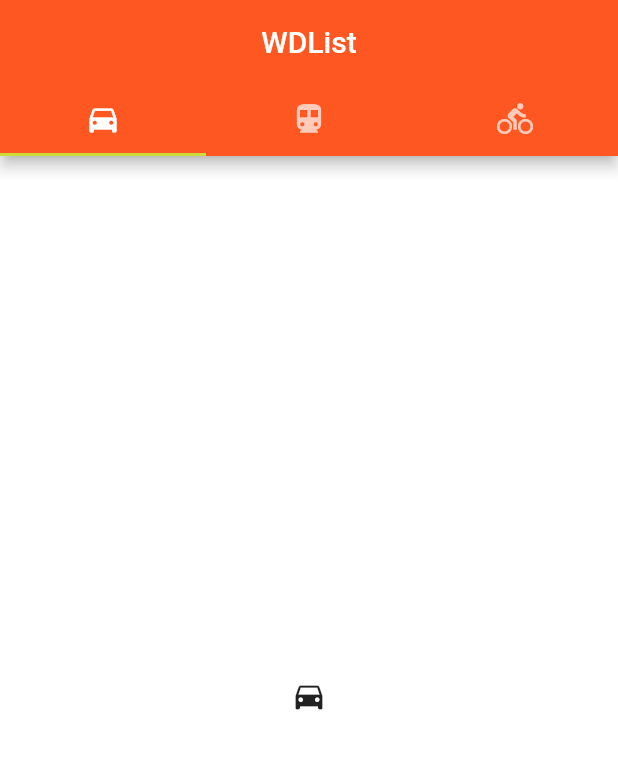
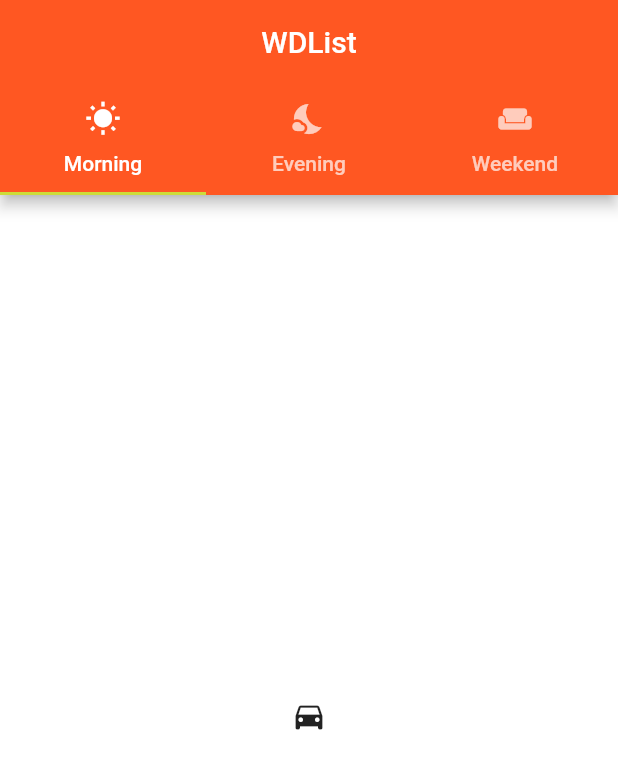
Before and after one commit to Aadityajoshi151/wdlist, a Flutter app: the screen it shows after launch, on a phone screen of 412 x 824 dp. Shown: the top 769 px of the screen. Run offline on Flutter 3.47's test engine with Material 2 defaults, Android fonts, the light colour scheme and no system bars.

Commit message:
changed tab  text and added icons

```diff
--- a/lib/screens/HomeScreen.dart
+++ b/lib/screens/HomeScreen.dart
@@ -14,9 +14,9 @@ class _HomeScreenState extends State<HomeScreen> {
           appBar: AppBar(
             bottom: const TabBar(
               tabs: [
-                Tab(icon: Icon(Icons.directions_car)),
-                Tab(icon: Icon(Icons.directions_transit)),
-                Tab(icon: Icon(Icons.directions_bike)),
+                Tab(text: "Morning",icon: Icon(Icons.wb_sunny)),
+                Tab(text: "Evening",icon: Icon(Icons.nights_stay)),
+                Tab(text: "Weekend",icon: Icon(Icons.weekend)),
               ],
             ),
             title: Center(child: const Text("WDList"),),
```
